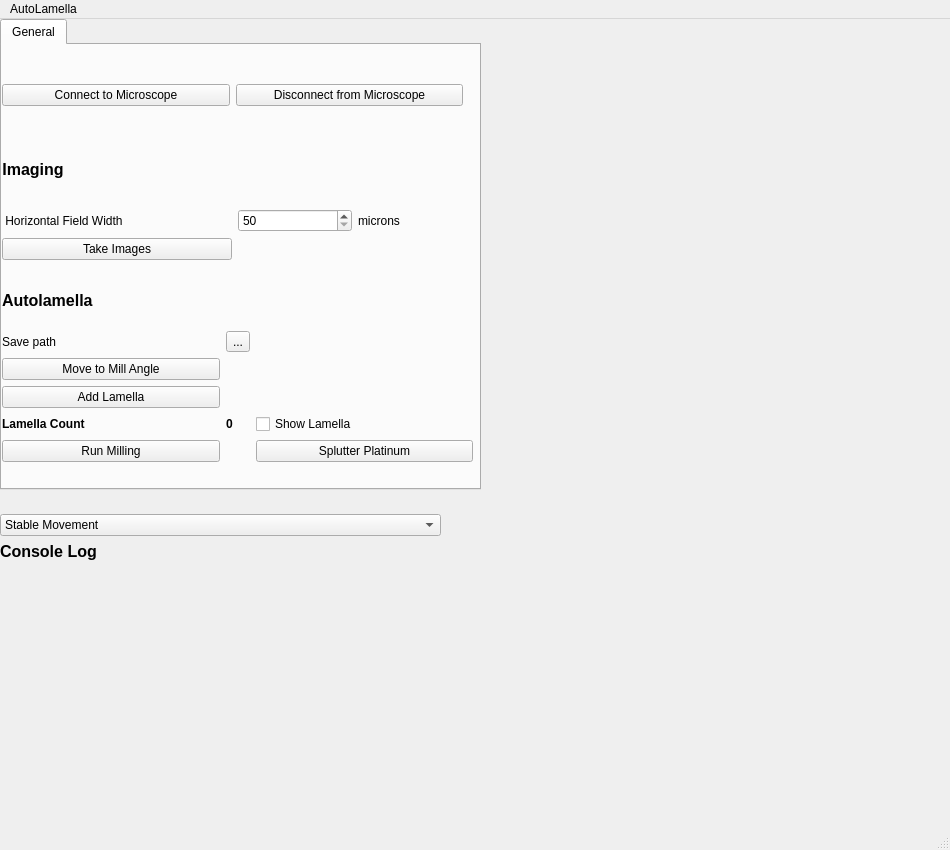
First picture: the form in UI.ui, repository DeMarcoLab/autolamella, before the edit.
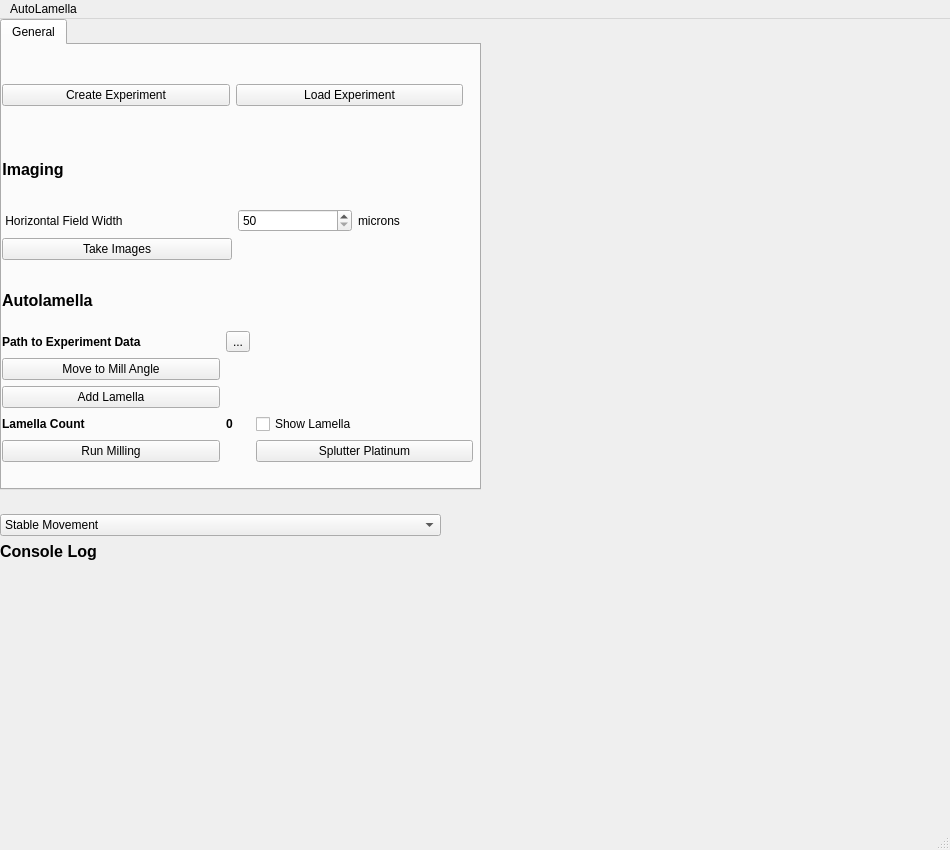
Second picture: the form after the edit.

Diff of the .ui file:
```diff
--- a/UI.ui
+++ b/UI.ui
@@ -188,8 +188,14 @@
        </item>
        <item row="1" column="0">
         <widget class="QLabel" name="label_4">
+         <property name="font">
+          <font>
+           <weight>75</weight>
+           <bold>true</bold>
+          </font>
+         </property>
          <property name="text">
-          <string>Save path</string>
+          <string>Path to Experiment Data</string>
          </property>
         </widget>
        </item>
@@ -229,14 +235,14 @@
        <item>
         <widget class="QPushButton" name="ConnectButton">
          <property name="text">
-          <string>Connect to Microscope</string>
+          <string>Create Experiment</string>
          </property>
         </widget>
        </item>
        <item>
         <widget class="QPushButton" name="DisconnectButton">
          <property name="text">
-          <string>Disconnect from Microscope</string>
+          <string>Load Experiment</string>
          </property>
         </widget>
        </item>
```
Left out of the diff: 4 changed lines with no effect on the pictures.
